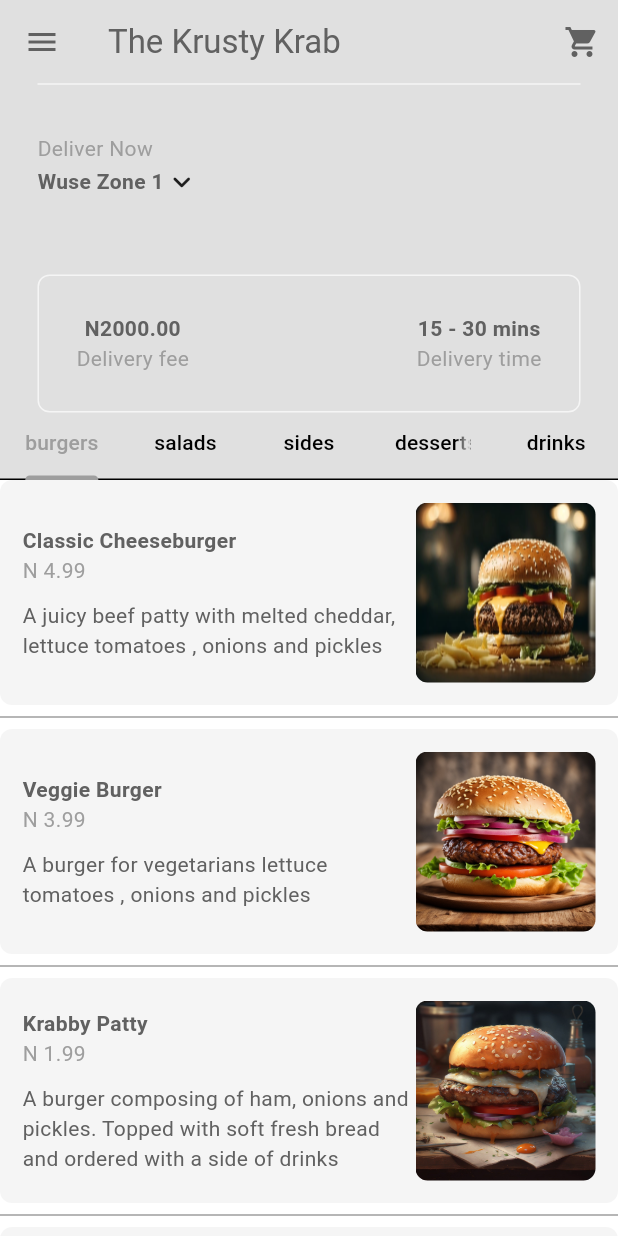
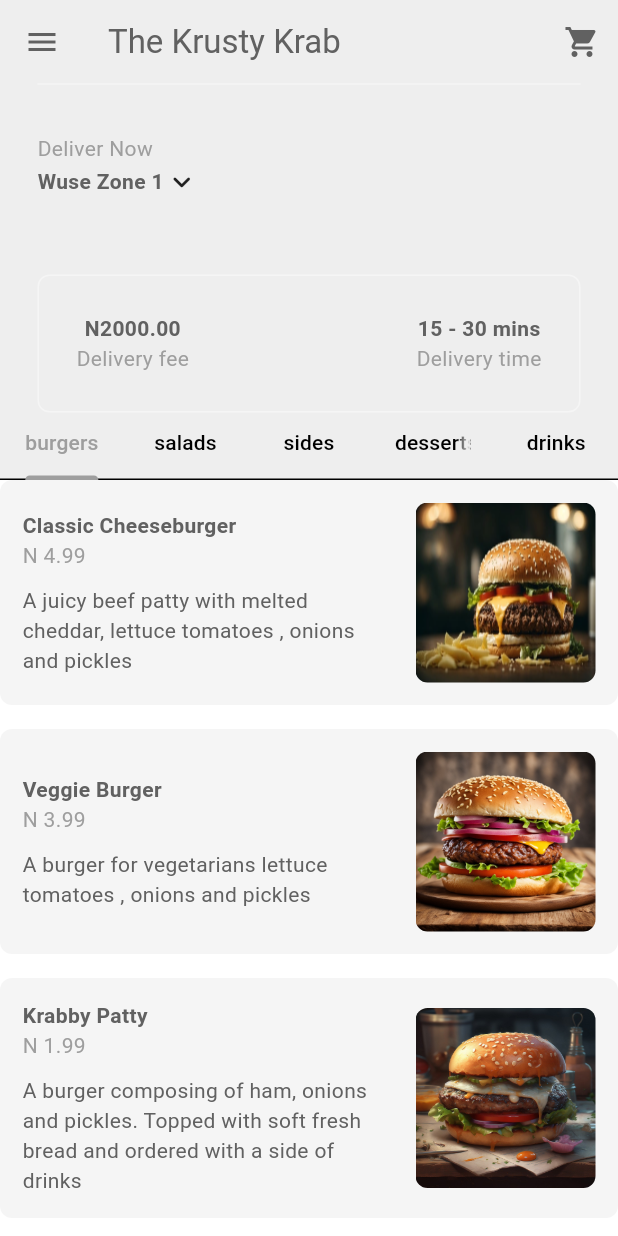
Before and after one commit to dr33k/delivr, a Flutter app: the HomeScreen screen opened directly, on a phone screen of 412 x 824 dp. Run offline on Flutter 3.47's test engine with Material 3 defaults, Android fonts, the phone set to English and light mode, and no system bars; our stand-ins replace bloc, cloud_firestore, firebase_auth, firebase_core, rxdart; missing offline and left inert: dart:ffi; accounts and stored records are empty.

Commit message:
Completed food screen design

```diff
--- a/lib/components/app_food_tile.dart
+++ b/lib/components/app_food_tile.dart
@@ -33,11 +33,12 @@ class AppFoodTile extends StatelessWidget {
                       children: [
                         Text(food.name, style: TextStyle(color: Theme.of(context).colorScheme.inversePrimary, fontWeight: FontWeight.bold),),
                         Text('N ${food.price}', style: TextStyle(color: Theme.of(context).colorScheme.primary),),
-                        SizedBox(height: 10,),
+                        const SizedBox(height: 10,),
                         Text(food.description,  style: TextStyle(color: Theme.of(context).colorScheme.inversePrimary))
                       ],
                     ),
                   ),
+                  const SizedBox(width: 15,),
                   ClipRRect(
                     borderRadius: BorderRadius.circular(8),
                       child: Image.asset(food.imagePath, height: 120, width: 120,fit: BoxFit.fill)
@@ -46,7 +47,7 @@ class AppFoodTile extends StatelessWidget {
               ),
               ),
             ),
-          Divider(color: Theme.of(context).colorScheme.primary,)
+          Divider(color: Theme.of(context).colorScheme.tertiary,)
         ],
     );
   }
--- a/lib/models/restaurant.dart
+++ b/lib/models/restaurant.dart
@@ -146,6 +146,7 @@ class Restaurant extends ChangeNotifier{
           Addon(name: 'Chocolate', price: 5),
           Addon(name: 'Strawberry', price: 5),
           Addon(name: 'Banana', price: 5),
+          Addon(name: 'Rocky Road', price: 5),
         ]
     ),
     Food(
--- a/lib/screens/home_screen.dart
+++ b/lib/screens/home_screen.dart
@@ -8,6 +8,7 @@ import 'package:delivr/components/app_sliver_app_bar.dart';
 import 'package:delivr/components/app_tab_bar.dart';
 import 'package:delivr/models/food.dart';
 import 'package:delivr/models/restaurant.dart';
+import 'package:delivr/screens/food_screen.dart';
 import 'package:flutter/material.dart';
 import 'package:provider/provider.dart';
 
@@ -46,7 +47,14 @@ class _HomeScreenState extends State<HomeScreen> with SingleTickerProviderStateM
           physics: const NeverScrollableScrollPhysics(),
           padding: EdgeInsets.zero,
           itemBuilder: (context, index){
-        return AppFoodTile(food: categories[index], onTap: (){});
+            final food = categories[index];
+
+            return AppFoodTile(
+          food: food,
+          onTap: ()=>Navigator.push(context, MaterialPageRoute(builder: (context)=> FoodScreen(food:food)
+          )
+          ),
+        );
       });
     }).toList();
   }
--- a/lib/themes/light_mode.dart
+++ b/lib/themes/light_mode.dart
@@ -2,7 +2,7 @@ import 'package:flutter/material.dart';
 
 ThemeData lightMode = ThemeData(
   colorScheme: ColorScheme.light(
-    background: Colors.grey.shade300,
+    background: Colors.grey.shade200,
     primary: Colors.grey.shade500,
     secondary: Colors.grey.shade100,
     tertiary: Colors.white,
```
Also changed, not shown: lib/screens/food_screen.dart (added, +115 -0 lines), pubspec.yaml (+6 -11 lines).
